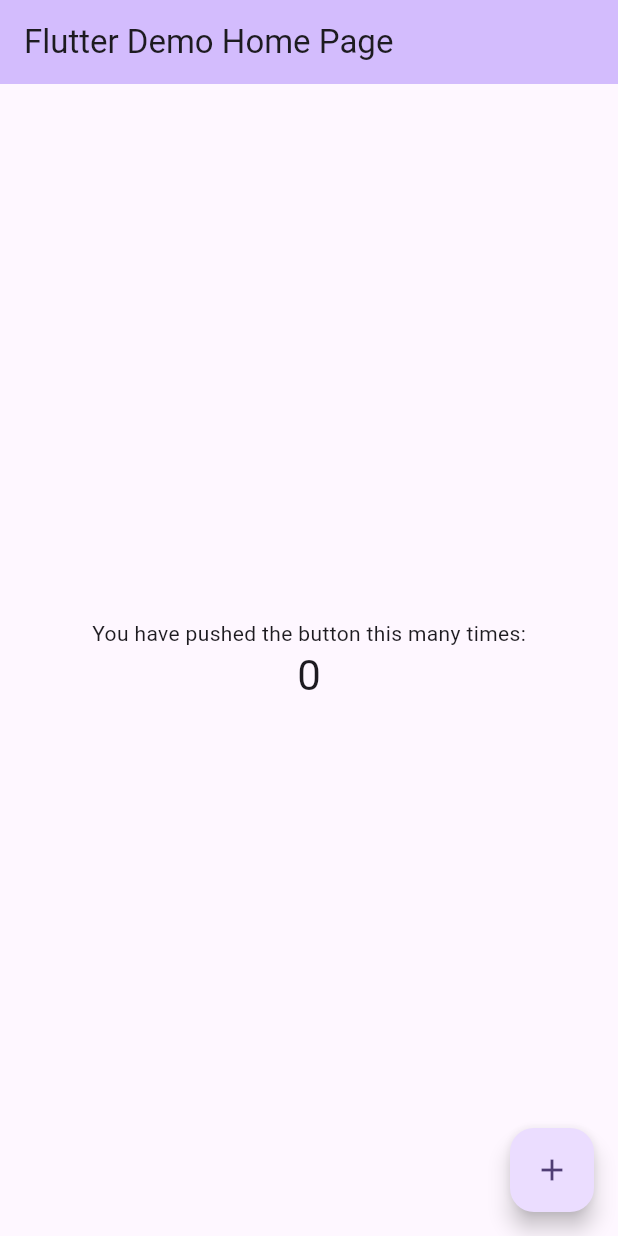
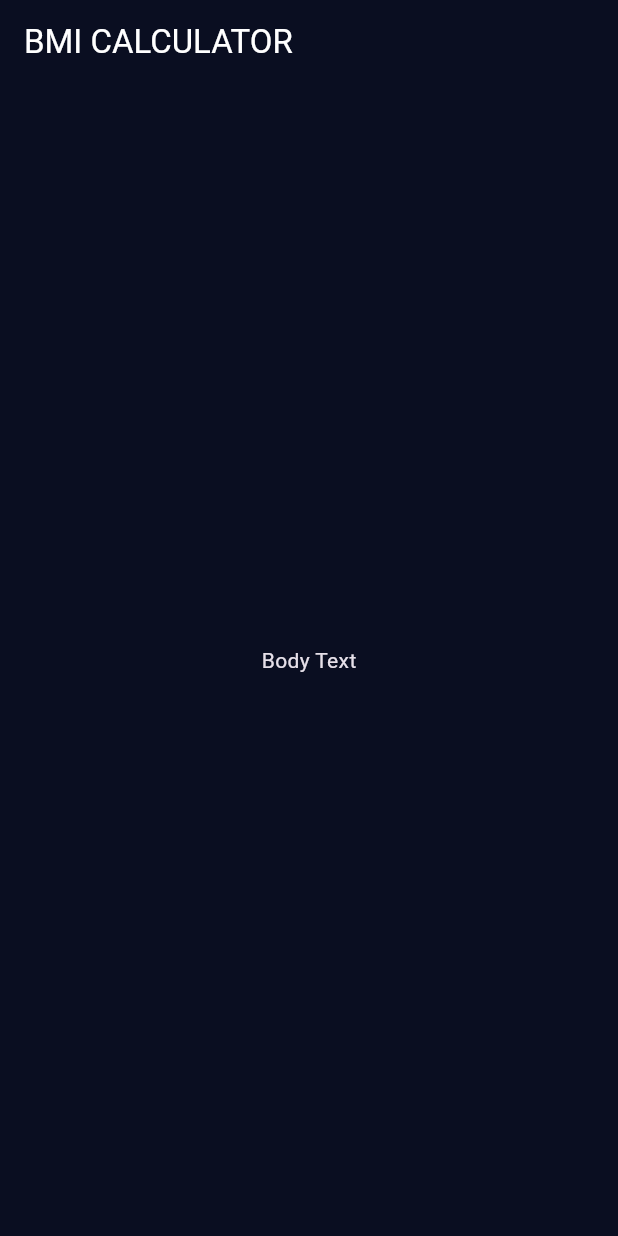
Before and after one commit to Windance80/flu_bmi_calc, a Flutter app: the screen it shows after launch, on a phone screen of 412 x 824 dp. Run offline on Flutter 3.47's test engine with Material 3 defaults, Android fonts, the phone set to English and light mode, and no system bars; missing offline and left inert: dart:ffi.

Commit message:
add input page

```diff
--- /dev/null
+++ b/lib/input_page.dart
@@ -0,0 +1,49 @@
+import 'package:flutter/material.dart';
+
+class InputPage extends StatefulWidget {
+  const InputPage({super.key, required this.title});
+
+  // This widget is the home page of your application. It is stateful, meaning
+  // that it has a State object (defined below) that contains fields that affect
+  // how it looks.
+
+  // This class is the configuration for the state. It holds the values (in this
+  // case the title) provided by the parent (in this case the App widget) and
+  // used by the build method of the State. Fields in a Widget subclass are
+  // always marked "final".
+
+  final String title;
+
+  @override
+  State<InputPage> createState() => _InputPageState();
+}
+
+class _InputPageState extends State<InputPage> {
+  @override
+  Widget build(BuildContext context) {
+    // This method is rerun every time setState is called, for instance as done
+    // by the _incrementCounter method above.
+    //
+    // The Flutter framework has been optimized to make rerunning build methods
+    // fast, so that you can just rebuild anything that needs updating rather
+    // than having to individually change instances of widgets.
+    return Scaffold(
+      appBar: AppBar(
+        // TRY THIS: Try changing the color here to a specific color (to
+        // Colors.amber, perhaps?) and trigger a hot reload to see the AppBar
+        // change color while the other colors stay the same.
+
+        // backgroundColor: Theme.of(context).colorScheme.inversePrimary,
+
+        // Here we take the value from the MyHomePage object that was created by
+        // the App.build method, and use it to set our appbar title.
+        title: Text(widget.title),
+      ),
+      body: const Center(
+        // Center is a layout widget. It takes a single child and positions it
+        // in the middle of the parent.
+        child: Text('Body Text'),
+      ),
+    );
+  }
+}
--- a/lib/main.dart
+++ b/lib/main.dart
@@ -1,18 +1,28 @@
+import 'dart:ffi';
+
+import 'package:flu_bmi_calc/input_page.dart';
 import 'package:flutter/material.dart';
 
 void main() {
-  runApp(const MyApp());
+  runApp(const BMICalculator());
 }
 
-class MyApp extends StatelessWidget {
-  const MyApp({super.key});
+class BMICalculator extends StatelessWidget {
+  const BMICalculator({super.key});
 
   // This widget is the root of your application.
   @override
   Widget build(BuildContext context) {
+    final ColorScheme colorScheme = ColorScheme.fromSeed(
+      seedColor: const Color(0xFF0A0E21),
+      primary: const Color(0xFF0A0E21),
+      brightness: Brightness.light,
+    );
+
     return MaterialApp(
+      debugShowCheckedModeBanner: false,
       title: 'Flutter Demo',
-      theme: ThemeData(
+      theme: ThemeData.dark(useMaterial3: true).copyWith(
         // This is the theme of your application.
         //
         // TRY THIS: Try running your application with "flutter run". You'll see
@@ -28,98 +38,15 @@
         //
         // This works for code too, not just values: Most code changes can be
         // tested with just a hot reload.
-        colorScheme: ColorScheme.fromSeed(seedColor: Colors.deepPurple),
-        useMaterial3: true,
+
+        colorScheme: colorScheme,
+        appBarTheme: AppBarTheme(
+          color: colorScheme.primary,
+          foregroundColor: colorScheme.onPrimary,
+        ),
+        scaffoldBackgroundColor: colorScheme.primary,
       ),
-      home: const MyHomePage(title: 'Flutter Demo Home Page'),
+      home: const InputPage(title: 'BMI CALCULATOR'),
     );
   }
 }
-
-class MyHomePage extends StatefulWidget {
-  const MyHomePage({super.key, required this.title});
-
-  // This widget is the home page of your application. It is stateful, meaning
-  // that it has a State object (defined below) that contains fields that affect
-  // how it looks.
-
-  // This class is the configuration for the state. It holds the values (in this
-  // case the title) provided by the parent (in this case the App widget) and
-  // used by the build method of the State. Fields in a Widget subclass are
-  // always marked "final".
-
-  final String title;
-
-  @override
-  State<MyHomePage> createState() => _MyHomePageState();
-}
-
-class _MyHomePageState extends State<MyHomePage> {
-  int _counter = 0;
-
-  void _incrementCounter() {
-    setState(() {
-      // This call to setState tells the Flutter framework that something has
-      // changed in this State, which causes it to rerun the build method below
-      // so that the display can reflect the updated values. If we changed
-      // _counter without calling setState(), then the build method would not be
-      // called again, and so nothing would appear to happen.
-      _counter++;
-    });
-  }
-
-  @override
-  Widget build(BuildContext context) {
-    // This method is rerun every time setState is called, for instance as done
-    // by the _incrementCounter method above.
-    //
-    // The Flutter framework has been optimized to make rerunning build methods
-    // fast, so that you can just rebuild anything that needs updating rather
-    // than having to individually change instances of widgets.
-    return Scaffold(
-      appBar: AppBar(
-        // TRY THIS: Try changing the color here to a specific color (to
-        // Colors.amber, perhaps?) and trigger a hot reload to see the AppBar
-        // change color while the other colors stay the same.
-        backgroundColor: Theme.of(context).colorScheme.inversePrimary,
-        // Here we take the value from the MyHomePage object that was created by
-        // the App.build method, and use it to set our appbar title.
-        title: Text(widget.title),
-      ),
-      body: Center(
-        // Center is a layout widget. It takes a single child and positions it
-        // in the middle of the parent.
-        child: Column(
-          // Column is also a layout widget. It takes a list of children and
-          // arranges them vertically. By default, it sizes itself to fit its
-          // children horizontally, and tries to be as tall as its parent.
-          //
-          // Column has various properties to control how it sizes itself and
-          // how it positions its children. Here we use mainAxisAlignment to
-          // center the children vertically; the main axis here is the vertical
-          // axis because Columns are vertical (the cross axis would be
-          // horizontal).
-          //
-          // TRY THIS: Invoke "debug painting" (choose the "Toggle Debug Paint"
-          // action in the IDE, or press "p" in the console), to see the
-          // wireframe for each widget.
-          mainAxisAlignment: MainAxisAlignment.center,
-          children: <Widget>[
-            const Text(
-              'You have pushed the button this many times:',
-            ),
-            Text(
-              '$_counter',
-              style: Theme.of(context).textTheme.headlineMedium,
-            ),
-          ],
-        ),
-      ),
-      floatingActionButton: FloatingActionButton(
-        onPressed: _incrementCounter,
-        tooltip: 'Increment',
-        child: const Icon(Icons.add),
-      ), // This trailing comma makes auto-formatting nicer for build methods.
-    );
-  }
-}
```
Also changed, not shown: 1 other file.
